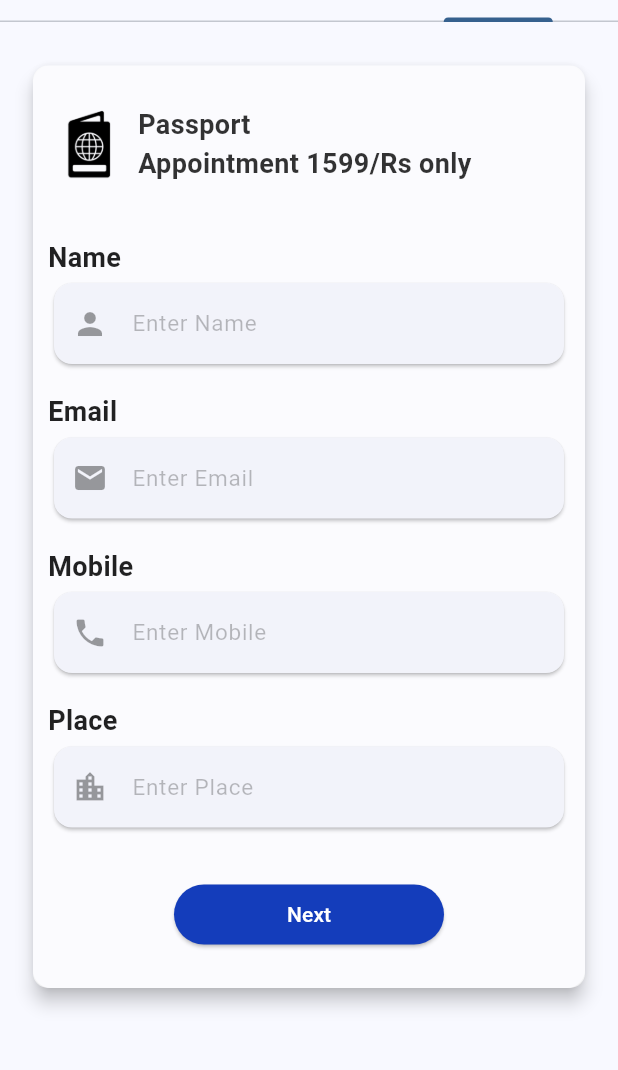
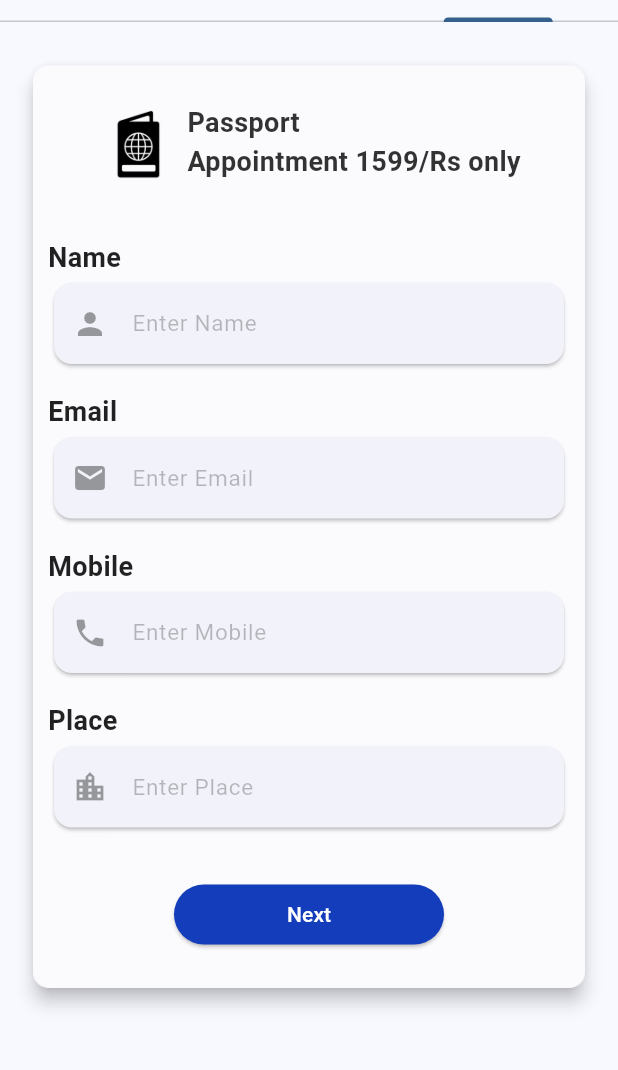
Before and after one commit to saninthottungal/fairFlights, a Flutter app: the screen it shows after launch, tab 4 chosen, on a phone screen of 412 x 824 dp, the part 134-1204 px from its top. Run offline on Flutter 3.47's test engine with Material 3 defaults, Android fonts, the phone set to English and light mode, and no system bars; our stand-ins replace easy_date_timeline, google_fonts; missing offline and left inert: paged_vertical_calendar.

Commit message:
rough commit

```diff
--- a/lib/Screens/ScreenPassport/ScreenPassport.dart
+++ b/lib/Screens/ScreenPassport/ScreenPassport.dart
@@ -1,6 +1,5 @@
 import 'package:flight_booking/Core/Constants/colors.dart';
 import 'package:flight_booking/Screens/ScreenPassport/Widgets/CardField.dart';
-import 'package:flutter/cupertino.dart';
 import 'package:flutter/material.dart';
 
 class ScreenPassport extends StatelessWidget {
@@ -23,8 +22,8 @@ class ScreenPassport extends StatelessWidget {
             child: Padding(
               padding: const EdgeInsets.symmetric(vertical: 25, horizontal: 10),
               child: Column(children: [
-                Row(
-                  mainAxisAlignment: MainAxisAlignment.start,
+                Wrap(
+                  // mainAxisAlignment: MainAxisAlignment.start,
                   children: [
                     Image.asset(
                       'assets/passport.png',
```
